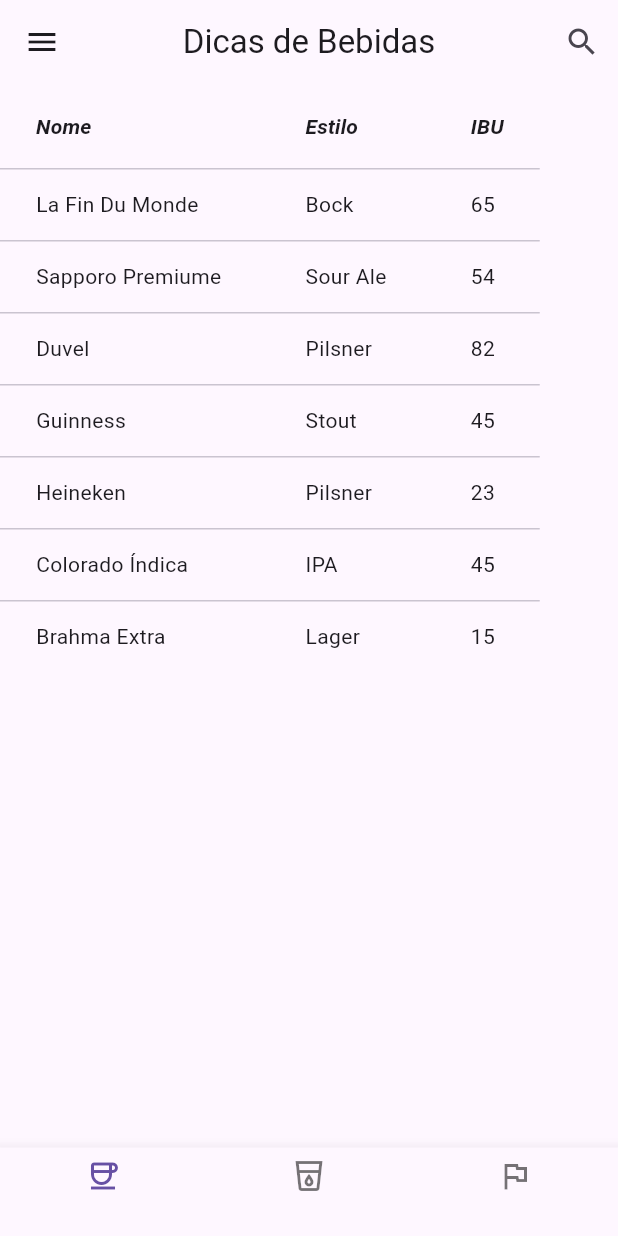
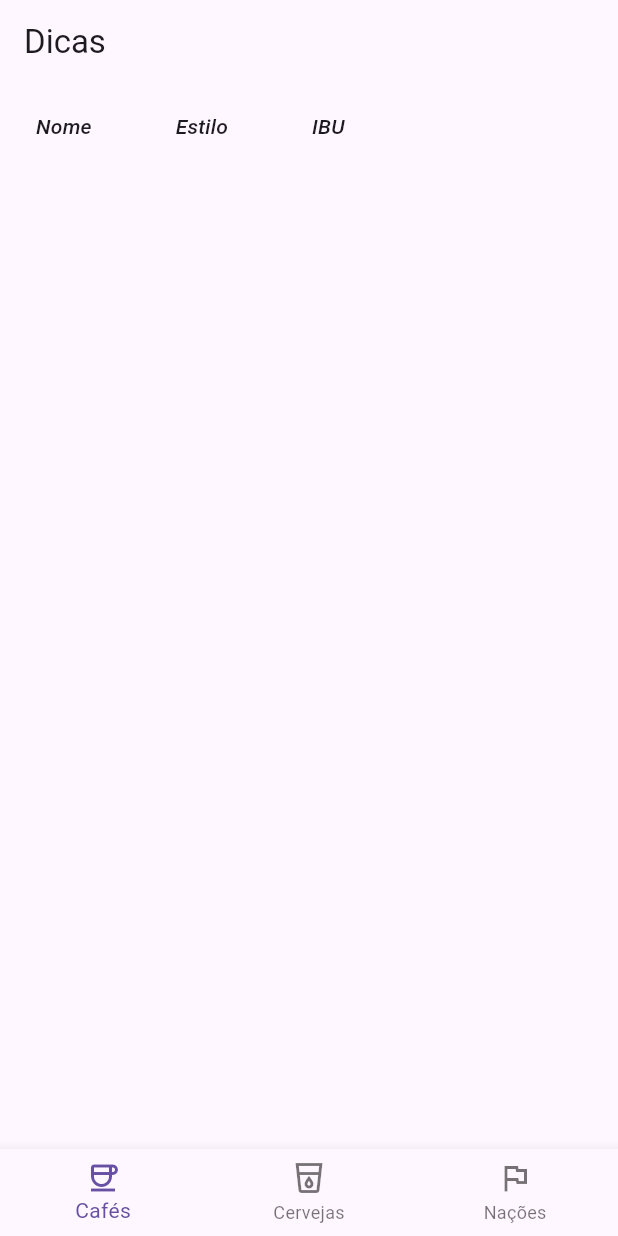
Before and after one commit to LeoSergio/poo-flutter, a Flutter app: the screen it shows after launch, on a phone screen of 412 x 824 dp. Run offline on Flutter 3.47's test engine with Material 3 defaults, Android fonts, the light colour scheme and no system bars.

Commit message:
iniciando receita 5p1

```diff
--- a/POO/projeto_poo/lib/main.dart
+++ b/POO/projeto_poo/lib/main.dart
@@ -1,167 +1,140 @@
 import 'package:flutter/material.dart';
 
-// --- 1. Nossos Dados (JSON Simulado) ---
-// Adicionei itens extras para você testar o scroll vertical
-var dataObjects = [
-  {"name": "La Fin Du Monde", "style": "Bock", "ibu": "65"},
-  {"name": "Sapporo Premiume", "style": "Sour Ale", "ibu": "54"},
-  {"name": "Duvel", "style": "Pilsner", "ibu": "82"},
-  {"name": "Guinness", "style": "Stout", "ibu": "45"},
-  {"name": "Heineken", "style": "Pilsner", "ibu": "23"},
-  {"name": "Colorado Índica", "style": "IPA", "ibu": "45"},
-  {"name": "Brahma Extra", "style": "Lager", "ibu": "15"},
-];
+var dataObjects = [];
 
-// --- 2. O Gatilho Principal ---
+
 void main() {
-  runApp(const MyApp());
+
+  MyApp app = MyApp();
+
+  runApp(app);
+
 }
 
-// --- 3. O Maestro (O Aplicativo Inteiro) ---
+
 class MyApp extends StatelessWidget {
-  const MyApp({super.key});
 
   @override
+
   Widget build(BuildContext context) {
+
+
+
     return MaterialApp(
+
       theme: ThemeData(primarySwatch: Colors.deepPurple),
-      debugShowCheckedModeBanner: false,
+
+      debugShowCheckedModeBanner:false,
+
       home: Scaffold(
-        appBar: NewAppBar(),
 
-        // AQUI VOCÊ ESCOLHE O VISUAL!
-        // Atualmente está usando a Tabela (DataBodyWidget).
-        // Se quiser ver em formato de lista, comente o DataBodyWidget e descomente o MyTileWidget abaixo.
+        appBar: AppBar(
 
-        body: DataBodyWidget(
-          objects: dataObjects,
-          columnNames: const ["Nome", "Estilo", "IBU"],
-          propertyNames: const ["name", "style", "ibu"],
+          title: const Text("Dicas"),
+
           ),
 
-        /*
-        body: MyTileWidget(
-          objects: dataObjects,
-          titleProperty: "name",
-          subtitleProperty: "style",
-          trailingProperty: "ibu",
-        ),
-        */
+        body: DataTableWidget(jsonObjects:dataObjects),
 
-        bottomNavigationBar: const NewNavBar(
-          icones: [
-            Icon(Icons.coffee_outlined),
-            Icon(Icons.local_drink_outlined),
-            Icon(Icons.flag_outlined),
-          ],
-        ),
-      ),
-    );
-  }
+        bottomNavigationBar: NewNavBar(),
+
+      ));
+
   }
 
-// --- 4. A Barra Superior (Herança) ---
-class NewAppBar extends AppBar {
-  NewAppBar({super.key}) : super(
-    title: const Text("Dicas de Bebidas"),
-    centerTitle: true,
-    leading: IconButton(
-      icon: const Icon(Icons.menu),
-      onPressed: () => print("Menu Lateral!"),
-    ),
-    actions: [
-      IconButton(
-        icon: const Icon(Icons.search),
-        onPressed: () => print("Pesquisa!"),
-      ),
-    ],
-  );
 }
 
-// --- 5. A Barra Inferior (Componente Dinâmico) ---
+
 class NewNavBar extends StatelessWidget {
-  final List<Icon> icones;
 
-  const NewNavBar({super.key, required this.icones});
+  NewNavBar();
 
-  void botaoFoiTocado(int index) {
+
+  void buttonTapped(int index) {
+
     print("Tocaram no botão $index");
+
   }
 
+
   @override
+
   Widget build(BuildContext context) {
-    return BottomNavigationBar(
-      onTap: botaoFoiTocado,
-      type: BottomNavigationBarType.fixed,
-      items: icones.map((icone) => BottomNavigationBarItem(
-        icon: icone,
-        label: "",
-      )).toList(),
-    );
-  }
+
+    return BottomNavigationBar(onTap: buttonTapped, items: const [
+
+      BottomNavigationBarItem(
+
+        label: "Cafés",
+
+        icon: Icon(Icons.coffee_outlined),
+
+      ),
+
+      BottomNavigationBarItem(
+
+          label: "Cervejas", icon: Icon(Icons.local_drink_outlined)),
+
+      BottomNavigationBarItem(label: "Nações", icon: Icon(Icons.flag_outlined))
+
+    ]);
+
   }
 
-// --- 6. A Tabela Genérica (Issues 1 e 3) ---
-class DataBodyWidget extends StatelessWidget {
-  final List objects;
-  final List<String> columnNames;
-  final List<String> propertyNames;
+}
 
-  const DataBodyWidget({
-    super.key,
-    this.objects = const [],
-    required this.columnNames,
-    required this.propertyNames,
-  });
+
+class DataTableWidget extends StatelessWidget {
+
+  final List jsonObjects;
+
+  DataTableWidget( {this.jsonObjects = const [] });
+
 
   @override
+
   Widget build(BuildContext context) {
-    // Solução da Issue 1: SingleChildScrollView na raiz para permitir scroll
-    return SingleChildScrollView(
-      child: DataTable(
-        // Desenhando os cabeçalhos
-        columns: columnNames.map((name) => DataColumn(
-          label: Text(name, style: const TextStyle(fontStyle: FontStyle.italic, fontWeight: FontWeight.bold))
-        )).toList(),
-        // Desenhando as linhas e preenchendo as células
-        rows: objects.map((obj) => DataRow(
+
+
+
+    var columnNames = ["Nome","Estilo","IBU"],
+
+        propertyNames = ["name", "style", "ibu"];
+
+
+
+    return DataTable(
+
+      columns: columnNames.map(
+
+                (name) => DataColumn(
+
+                  label: Expanded(
+
+                    child: Text(name, style: TextStyle(fontStyle: FontStyle.italic))
+
+                  )
+
+                )
+
+              ).toList()
+
+      ,
+
+      rows: jsonObjects.map(
+
+        (obj) => DataRow(
+
             cells: propertyNames.map(
-            (propName) => DataCell(Text(obj[propName].toString()))
+
+              (propName) => DataCell(Text(obj[propName]))
+
             ).toList()
-        )).toList()
-      ),
-    );
-  }
+
+          )
+
+        ).toList());
+
   }
 
-// --- 7. A Lista em Tiles Genérica (Issues 2 e 4) ---
-class MyTileWidget extends StatelessWidget {
-  final List objects;
-  final String titleProperty;
-  final String subtitleProperty;
-  final String trailingProperty;
-
-  const MyTileWidget({
-    super.key,
-    this.objects = const [],
-    required this.titleProperty,
-    required this.subtitleProperty,
-    required this.trailingProperty,
-  });
-
-  @override
-  Widget build(BuildContext context) {
-    // O ListView já possui scroll nativo
-    return ListView(
-      children: objects.map((obj) => ListTile(
-        leading: const Icon(Icons.sports_bar, color: Colors.deepPurple), // Ícone temático
-        title: Text(obj[titleProperty].toString(), style: const TextStyle(fontWeight: FontWeight.bold)),
-        subtitle: Text(obj[subtitleProperty].toString()),
-        trailing: Text(
-          "${obj[trailingProperty]} IBU",
-          style: const TextStyle(color: Colors.grey)
-        ),
-      )).toList(),
-    );
 }
-}
```
Lines whose indentation alone changed are shown as unchanged.
